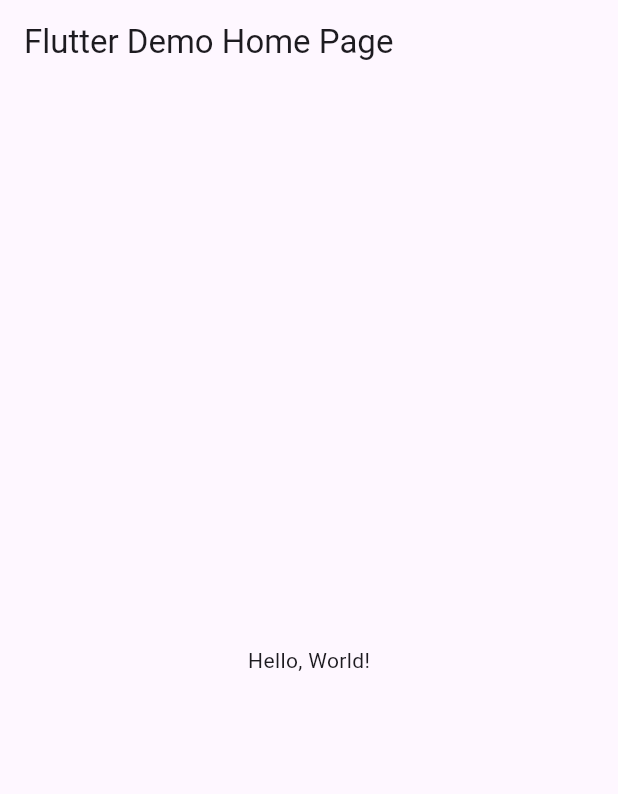
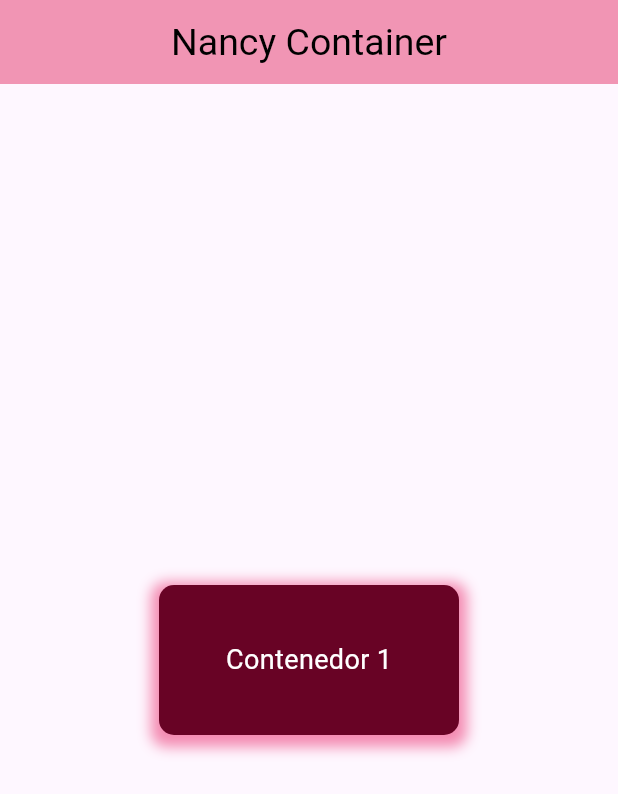
Before and after one commit to Nancy-Lara-Baca/p10_Container, a Flutter app: the screen it shows after launch, on a phone screen of 412 x 824 dp. Shown: the top 794 px of the screen. Run offline on Flutter 3.47's test engine with Material 3 defaults, Android fonts, the phone set to English and light mode, and no system bars.

Commit message:
nancy container

```diff
--- a/lib/main.dart
+++ b/lib/main.dart
@@ -1,43 +1,53 @@
 import 'package:flutter/material.dart';
 
-void main() => runApp(MyApp());
+void main() => runApp(const MiContenedorApp());
 
-class MyApp extends StatelessWidget {
-  const MyApp({super.key});
-  // This widget is the root of your application.
+class MiContenedorApp extends StatelessWidget {
+  const MiContenedorApp({Key? key}) : super(key: key);
+
   @override
   Widget build(BuildContext context) {
     return MaterialApp(
-      // Application name
-      title: 'Flutter Hello World',
-      // Application theme data, you can set the colors for the application as
-      // you want
-      theme: ThemeData(
-        // useMaterial3: false,
-        primarySwatch: Colors.blue,
-      ),
-      // A widget which will be started on application startup
-      home: MyHomePage(title: 'Flutter Demo Home Page'),
-    );
-  }
-}
-
-class MyHomePage extends StatelessWidget {
-  final String title;
-  const MyHomePage({super.key, required this.title});
-
-  @override
-  Widget build(BuildContext context) {
-    return Scaffold(
-      appBar: AppBar(
-        // The title text which will be shown on the action bar
-        title: Text(title),
-      ),
-      body: Center(
-        child: Text(
-          'Hello, World!',
+      debugShowCheckedModeBanner: false,
+      home: Scaffold(
+        appBar: AppBar(
+          title: const Text("Nancy Container"),
+          centerTitle: true,
+          titleTextStyle: const TextStyle(color: Colors.black, fontSize: 25),
+          backgroundColor: const Color(0xfff195b4),
+        ),
+        body: Center(
+          child: Column(
+            mainAxisAlignment: MainAxisAlignment.center,
+            children: [
+              // Primer contenedor
+              Container(
+                width: 200,
+                height: 100,
+                decoration: BoxDecoration(
+                  color: Color(0xff680325), // Color de fondo
+                  borderRadius:
+                      BorderRadius.circular(10), // Esquinas redondeadas
+                  boxShadow: [
+                    BoxShadow(
+                      color: Colors.pink.withOpacity(0.5), // Color de la sombra
+                      spreadRadius: 5, // Extensión de la sombra
+                      blurRadius: 7, // Difuminado de la sombra
+                      offset: const Offset(0, 3), // Desplazamiento de la sombra
+                    ),
+                  ],
+                ),
+                child: const Center(
+                  child: Text(
+                    'Contenedor 1',
+                    style: TextStyle(color: Colors.white, fontSize: 18),
+                  ),
+                ),
+              ), // Espacio entre los contenedores
+            ],
+          ),
         ),
       ),
     );
-  }
-}
+  } //fin Widgets
+} //fin Clase MiContenedorApp
```
Also changed, not shown: containerfinal.png (added).
